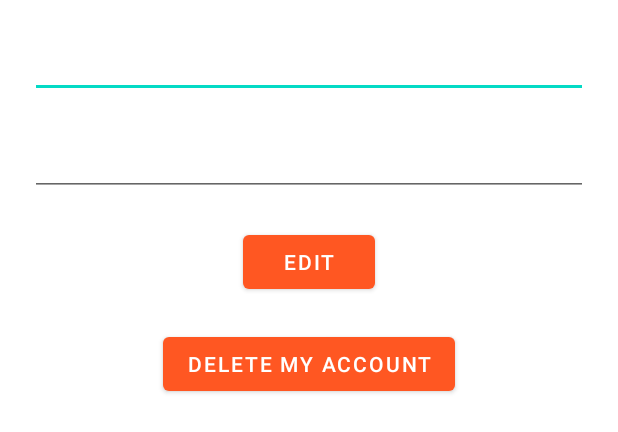
After one commit to tsmoosavi/CheckStatusAtWork, an Android app: the layout fragment_edit_profile_page.xml on its own in the app's theme, with its tools: preview values and no code run, on a phone screen of 412 x 824 dp. The commit adds this screen. Shown: the top 432 px of the screen. Run offline under Robolectric (Android 15) with nearby library versions, the phone set to English and light mode, and no system bars.

Commit message:
add EditProfilePageFragment and EditProfileViewModel

```diff
--- a/app/src/main/java/com/example/checkstatusatwork/domain/AppModule.kt
+++ b/app/src/main/java/com/example/checkstatusatwork/domain/AppModule.kt
@@ -4,6 +4,7 @@ import com.example.checkstatusatwork.data.User.UserLocalDataSource
 import com.example.checkstatusatwork.data.User.UserRemoteDataSource
 import com.example.checkstatusatwork.data.User.UserRepository
 import com.example.checkstatusatwork.data.network.ApiService
+import com.example.checkstatusatwork.ui.edit_Page.EditProfileViewModel
 import com.example.checkstatusatwork.ui.home_page.HomeViewModel
 import com.example.checkstatusatwork.ui.register_page.RegistrationPageViewModel
 import com.example.checkstatusatwork.ui.login_page.LoginViewModel
@@ -48,4 +49,5 @@ val appModule = module {
     viewModel{ LoginViewModel(get())}
     viewModel{HomeViewModel(get())}
     viewModel { ProfileViewModel(get()) }
+    viewModel{ EditProfileViewModel(get())}
 }
--- /dev/null
+++ b/app/src/main/res/layout/fragment_edit_profile_page.xml
@@ -0,0 +1,47 @@
+<?xml version="1.0" encoding="utf-8"?>
+<layout xmlns:android="http://schemas.android.com/apk/res/android"
+    xmlns:tools="http://schemas.android.com/tools">
+    <data>
+        <variable
+            name="user"
+            type="com.example.checkstatusatwork.model.User" />
+    </data>
+
+<LinearLayout
+    android:layout_width="match_parent"
+    android:layout_height="match_parent"
+    tools:context=".ui.edit_Page.EditProfilePageFragment"
+    android:orientation="vertical"
+    android:padding="10dp">
+
+    <!-- TODO: Update blank fragment layout -->
+    <EditText
+        android:id="@+id/editAvatarUrl"
+        android:layout_width="match_parent"
+        android:layout_height="wrap_content"
+        android:text="@{user.avatar}"
+        android:layout_margin="10dp"/>
+
+    <EditText
+        android:id="@+id/editName"
+        android:layout_width="match_parent"
+        android:layout_height="wrap_content"
+        android:text="@{user.name}"
+        android:layout_margin="10dp"/>
+    <Button
+        android:id="@+id/editBtn"
+        android:layout_width="wrap_content"
+        android:layout_height="wrap_content"
+        android:layout_gravity="center"
+        android:text="@string/edit"
+        android:layout_margin="10dp"/>
+    <Button
+        android:id="@+id/deleteBtn"
+        android:layout_width="wrap_content"
+        android:layout_height="wrap_content"
+        android:layout_gravity="center"
+        android:text="@string/delete_my_account"
+        android:layout_margin="10dp"/>
+
+</LinearLayout>
+</layout>
--- a/app/src/main/res/layout/fragment_profile_page.xml
+++ b/app/src/main/res/layout/fragment_profile_page.xml
@@ -10,13 +10,15 @@
     android:layout_width="match_parent"
     android:layout_height="match_parent"
     tools:context=".ui.profile.ProfilePageFragment"
-    android:orientation="vertical">
+    android:orientation="vertical"
+    android:padding="10dp">
 
     <ImageView
         android:id="@+id/imageProfile"
         android:layout_width="wrap_content"
         android:layout_height="100dp"
-        android:layout_gravity="center"/>
+        android:layout_gravity="center"
+        android:layout_marginTop="10dp"/>
 
     <TextView
         android:id="@+id/name"
--- a/app/src/main/res/values/strings.xml
+++ b/app/src/main/res/values/strings.xml
@@ -8,4 +8,6 @@
     <string name="profileMenu">Profile</string>
     <string name="edit_profile">edit Profile</string>
     <string name="update_status">update Status</string>
+    <string name="edit">edit</string>
+    <string name="delete_my_account">delete my account</string>
 </resources>
```
Also changed, not shown: app/src/main/java/com/example/checkstatusatwork/ui/edit_Page/EditProfilePageFragment.kt (+7 -36 lines), app/src/main/java/com/example/checkstatusatwork/ui/edit_Page/EditProfileViewModel.kt (added, +8 -0 lines), app/src/main/java/com/example/checkstatusatwork/ui/profile/ProfilePageFragment.kt (+10 -6 lines), app/src/main/java/com/example/checkstatusatwork/ui/profile/ProfileViewModel.kt (+5 -4 lines).
